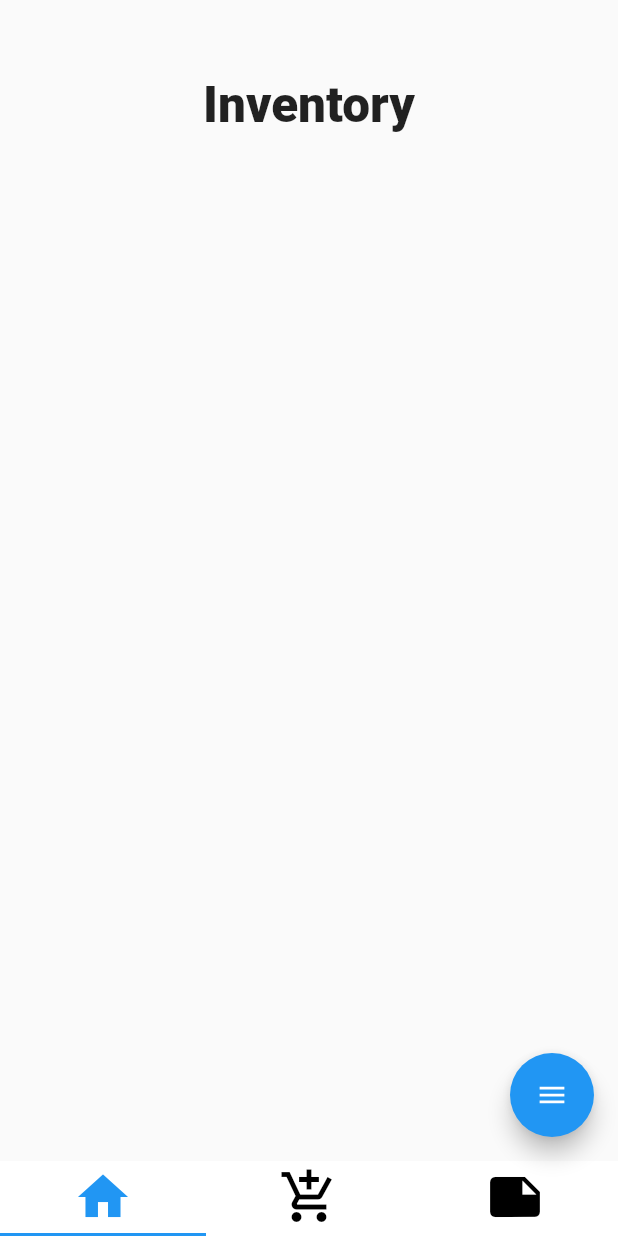
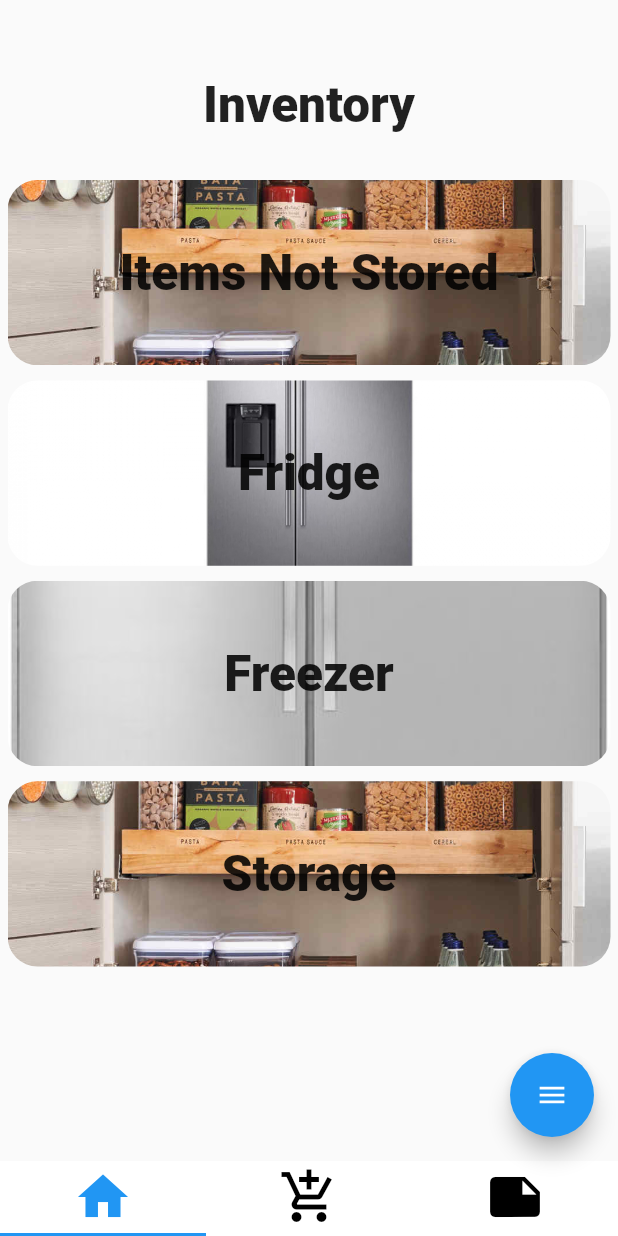
Before and after one commit to edu-morgado/dispenser, a Flutter app: the screen it shows after launch, on a phone screen of 412 x 824 dp. Run offline on Flutter 3.47's test engine with Material 2 defaults, Android fonts, the phone set to English and light mode, and no system bars; drawn by our look-alikes of auto_size_text, flutter_speed_dial; our stand-ins replace dropdown_formfield, rflutter_alert, share, sqflite; accounts and stored records are empty; generated files the repository leaves out were written again.

Commit message:
changed models, postgres now working on edu localhost, adding new menu for Inventory Manager

```diff
--- a/dispenser_ui/lib/home/homePageManager.dart
+++ b/dispenser_ui/lib/home/homePageManager.dart
@@ -67,7 +67,63 @@ class TabBarPage extends State<Home> with SingleTickerProviderStateMixin {
             ScrollDirection.forward);
       });
     notesViewType = viewType.Staggered;
+     ObjFoodItem item1 = ObjFoodItem(1, "leite", 6, 12);
+    ObjFoodItem item2 = ObjFoodItem(2, "badjoraz", 2, 12);
+    ObjFoodItem item3 = ObjFoodItem(3, "degnue", 7, 12);
+    ObjFoodItem item4 = ObjFoodItem(4, "carne", 12, 12);
+    ObjFoodItem item5 = ObjFoodItem(5, "peixe", 11, 12);
+    ObjFoodItem item6 = ObjFoodItem(6, "bolachas", 8, 12);
+    ObjFoodItem item7 = ObjFoodItem(7, "dengues", 4, 12);
+    ObjFoodItem item8 = ObjFoodItem(8, "batatas", 3, 12);
+    ObjNote note1 = ObjNote(
+        1,
+        "nota one dengue",
+        "some note juicy ass content fo yo ass",
+        DateTime(2000, 1, 1, 1, 1),
+        DateTime(2000, 1, 1, 1, 1),
+        Colors.red);
+    ObjNote note2 = ObjNote(
+        2,
+        "nota dois dengue",
+        "some mo juicy ass content fo yo ass",
+        DateTime(2000, 1, 1, 1, 1),
+        DateTime(2000, 1, 1, 1, 1),
+        Colors.blue);
+    ObjNote note3 = ObjNote(
+        3,
+        "nota one dengue",
+        "wake yo fatass traca fatigated master youre sleeping behind me right now",
+        DateTime(2000, 1, 1, 1, 1),
+        DateTime(2000, 1, 1, 1, 1),
+        Colors.green);
 
+    manager.inventories.inventories.add(ObjInventory(1, 3, "Items Not Stored"));
+    manager.inventories.inventories.add(ObjInventory(2, 1, "Fridge"));
+    manager.inventories.inventories.add(ObjInventory(3, 2, "Freezer"));
+    manager.inventories.inventories.add(ObjInventory(4, 3, "Storage"));
+    manager.wishlists.wishlists.add(ObjWishList(1, "All Items"));
+    manager.inventories.inventories[0].foodItems.add(item1);
+    manager.inventories.inventories[0].foodItems.add(item2);
+    manager.inventories.inventories[0].foodItems.add(item3);
+    manager.inventories.inventories[1].foodItems.add(item1);
+    manager.inventories.inventories[1].foodItems.add(item4);
+    manager.inventories.inventories[1].foodItems.add(item7);
+    manager.inventories.inventories[2].foodItems.add(item8);
+    manager.inventories.inventories[2].foodItems.add(item6);
+    manager.inventories.inventories[2].foodItems.add(item5);
+    manager.inventories.inventories[3].foodItems.add(item3);
+    manager.inventories.inventories[3].foodItems.add(item6);
+    manager.inventories.inventories[3].foodItems.add(item5);
+    manager.wishlists.wishlists[0].foodItems.add(item1);
+    manager.wishlists.wishlists[0].foodItems.add(item3);
+    manager.wishlists.wishlists[0].foodItems.add(item2);
+    manager.notes.notes.add(note1);
+    manager.notes.notes.add(note2);
+    manager.notes.notes.add(note3);
+
+    print("saving ivnentories now sgould be stored, lets see");
+    manager.saveInventories();
+    manager.saveWishLists();
   }
 
   /*
--- a/dispenser_ui/lib/home/inventory/inventoryManager.dart
+++ b/dispenser_ui/lib/home/inventory/inventoryManager.dart
@@ -3,6 +3,7 @@ import 'package:flutter/material.dart';
 import 'package:dispenser_ui/ObjManager.dart';
 import 'package:dispenser_ui/textStyles.dart';
 import 'package:provider/provider.dart';
+import 'package:dispenser_ui/home/inventory/foodItems_column.dart';
 
 class Inventory extends StatefulWidget {
   final Manager manager;
@@ -20,18 +21,17 @@ class InventoryState extends State<Inventory> {
   InventoryState(this.manager);
 
   List<bool> isSelected = List<bool>();
-
+  int isOpened = -1;
 
   @override
   void initState() {
-    manager.loadInventoriesFromFile().then((bool hasUpdated){
-      if (manager.inventories != null)
-      {
+    manager.loadInventoriesFromFile().then((bool hasUpdated) {
+      if (manager.inventories != null) {
         print("we have loaded the inventories from disk");
         print(manager.inventories.toJson());
-
       }
-      if(mounted && hasUpdated) setState(() {
+      if (mounted && hasUpdated)
+        setState(() {
           print("now its setting state");
         });
     });
@@ -138,9 +138,14 @@ class InventoryState extends State<Inventory> {
       ]);
   }
 
+  void updateFoodItems() {
+    setState(() {
+      print("SETSTATING FOR UPDATEING FOOD PRODUCTS");
+    });
+  }
+
   @override
   Widget build(BuildContext context) {
-
     initializeIsSelected(manager.inventories.inventories.length);
     return Scaffold(
       body: Flex(direction: Axis.vertical, children: [
@@ -152,14 +157,37 @@ class InventoryState extends State<Inventory> {
           child: ListView.builder(
             itemCount: manager.inventories.inventories.length,
             itemBuilder: (context, index) => Padding(
-              padding: const EdgeInsets.all(5.0),
+              padding: EdgeInsets.all(5.0),
               child: InkWell(
                   onLongPress: () => selected(index),
-                  onTap: () => Navigator.of(context).push(MaterialPageRoute(
-                      builder: (BuildContext context) =>
-                          InventoryItem(manager.inventories.inventories[index]))),
+                  onTap: () {
+                    print("tapping");
+                    setState(() {
+                      isOpened = index;
+                      print("isOpened is ->$isOpened");
+                    });
+                  },
                   child: Stack(alignment: Alignment.topRight, children: [
+                    index == isOpened
+                        ? Column(children: [
                             Container(
+                              child: godfathersNameStyle(
+                                  manager.inventories.inventories[index].name),
+                              width: MediaQuery.of(context).size.width,
+                              height: MediaQuery.of(context).size.height * 0.15,
+                              alignment: Alignment.center,
+                              decoration: BoxDecoration(
+                                borderRadius: BorderRadius.circular(20.0),
+                                image: DecorationImage(
+                                  image: AssetImage(
+                                      'assets/inventory/${manager.inventories.inventories[index].ttype}.jpg'),
+                                  fit: BoxFit.cover,
+                                ),
+                              ),
+                            ),
+                            FoodItemColumn(updateFoodItems)
+                          ])
+                        : Container(
                             child: godfathersNameStyle(
                                 manager.inventories.inventories[index].name),
                             width: MediaQuery.of(context).size.width,
--- a/dispenser_ui/pubspec.yaml
+++ b/dispenser_ui/pubspec.yaml
@@ -11,6 +11,7 @@ dependencies:
     sdk: flutter
 
   cupertino_icons: ^0.1.2
+  font_awesome_flutter: ^8.8.1
 
 dev_dependencies:
   flutter_test:
```
Also changed, not shown: dispenser_ui/lib/home/inventory/addInventory.dart (+2 -50 lines), dispenser_ui/lib/home/inventory/foodItems_column.dart (added, +219 -0 lines), 3 other files. Lines whose indentation alone changed are shown as unchanged.
